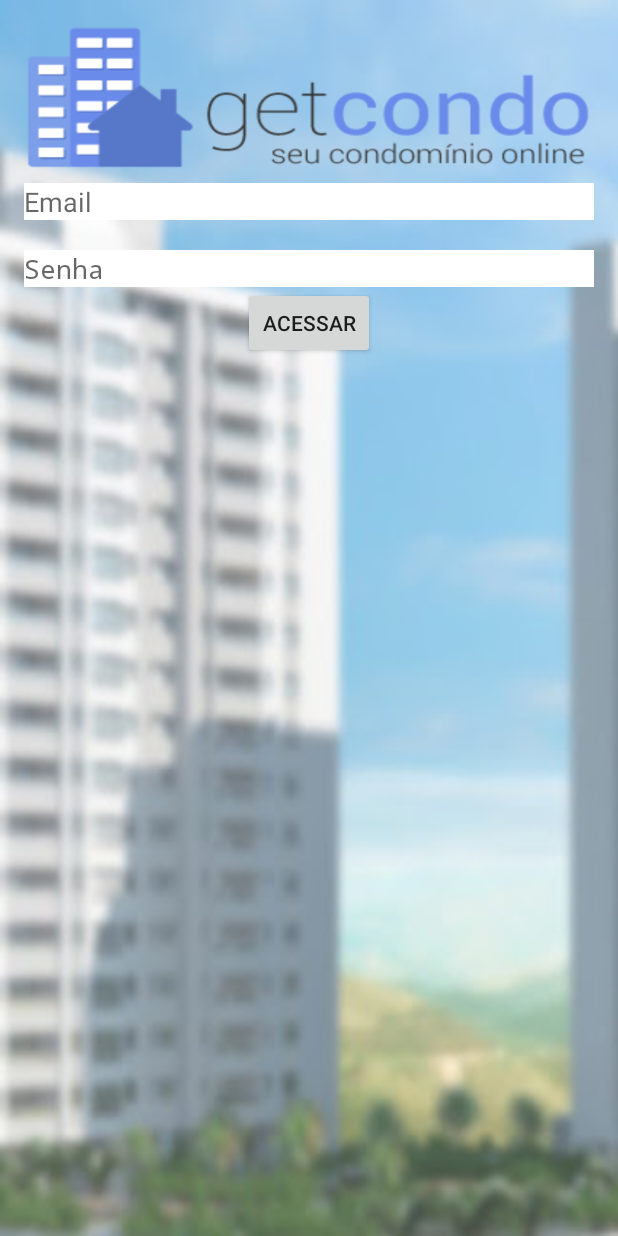
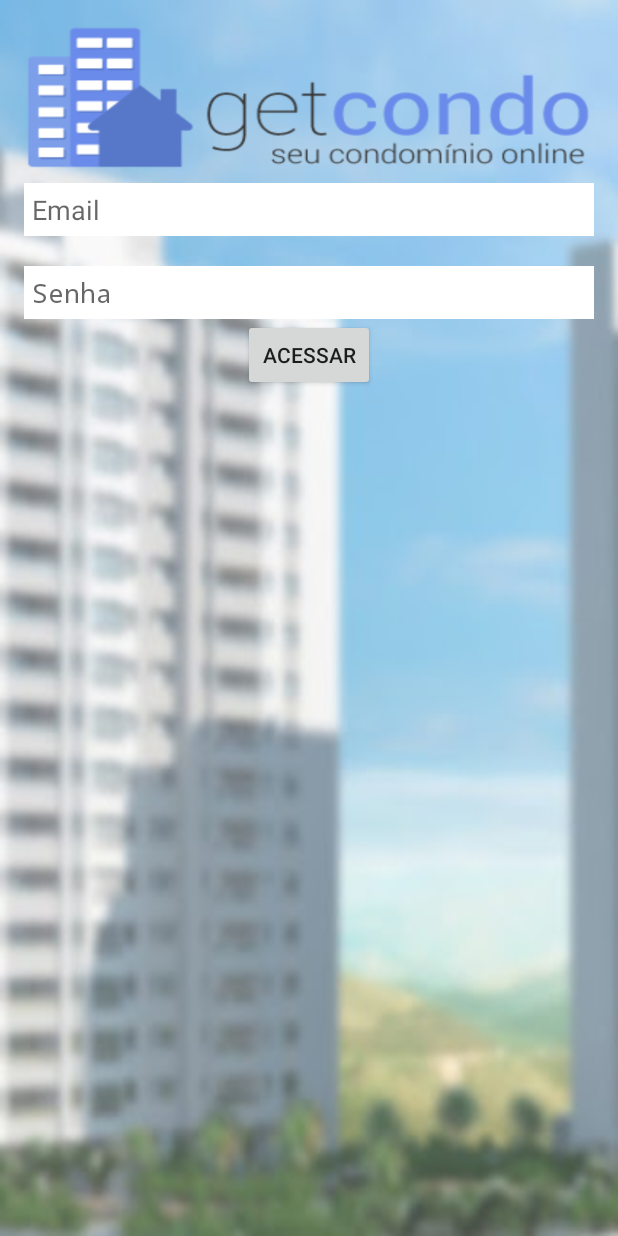
Before and after one commit to DesenvolvedoresGoogle/GetCondo, an Android app: the screen it shows after launch (LoginActivity), on a phone screen of 412 x 824 dp. Run offline under Robolectric (Android 15) with nearby library versions, the phone set to English and light mode, and no system bars; 1 statement that could not run was skipped.

Commit message:
layout fix

```diff
--- a/getcondo-android/GetCondo/src/main/res/layout/activity_login.xml
+++ b/getcondo-android/GetCondo/src/main/res/layout/activity_login.xml
@@ -5,4 +5,4 @@
     android:layout_height="match_parent"
     tools:context=".LoginActivity"
     tools:ignore="MergeRootFrame"
-    android:background="@drawable/background"/>
+    />
--- a/getcondo-android/GetCondo/src/main/res/layout/fragment_login.xml
+++ b/getcondo-android/GetCondo/src/main/res/layout/fragment_login.xml
@@ -7,7 +7,8 @@
     android:paddingTop="@dimen/activity_vertical_margin"
     android:paddingBottom="@dimen/activity_vertical_margin"
     tools:context=".LoginActivity$PlaceholderFragment"
-    android:gravity="center_horizontal">
+    android:gravity="center_horizontal"
+    android:background="@drawable/background">
 
 
 
@@ -24,6 +25,7 @@
         android:layout_height="wrap_content"
         android:hint="@string/label_login_email"
         android:singleLine="true"
+        android:padding="5dp"
         android:layout_marginBottom="20dp"
         android:background="#FFFFFF"
         android:layout_below="@id/imageLogo"/>
@@ -33,6 +35,7 @@
         android:layout_height="wrap_content"
         android:singleLine="true"
         android:password="true"
+        android:padding="5dp"
         android:hint="@string/label_login_password"
         android:background="#FFFFFF"
         android:layout_below="@id/textFieldLoginEmail"/>
```
